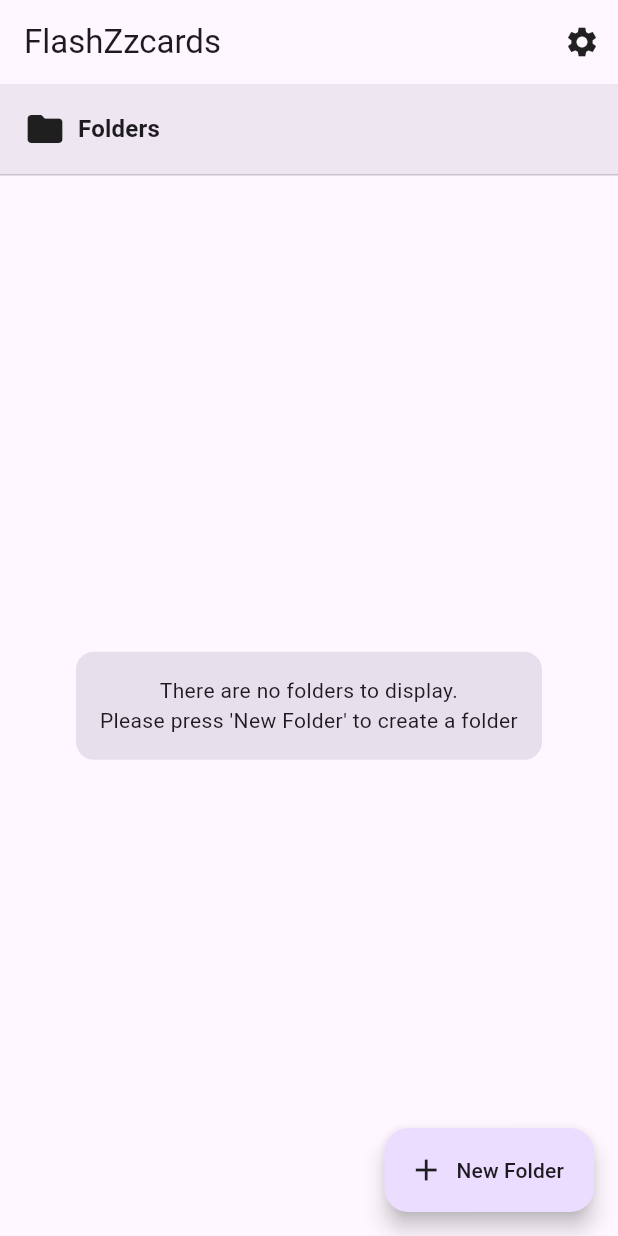
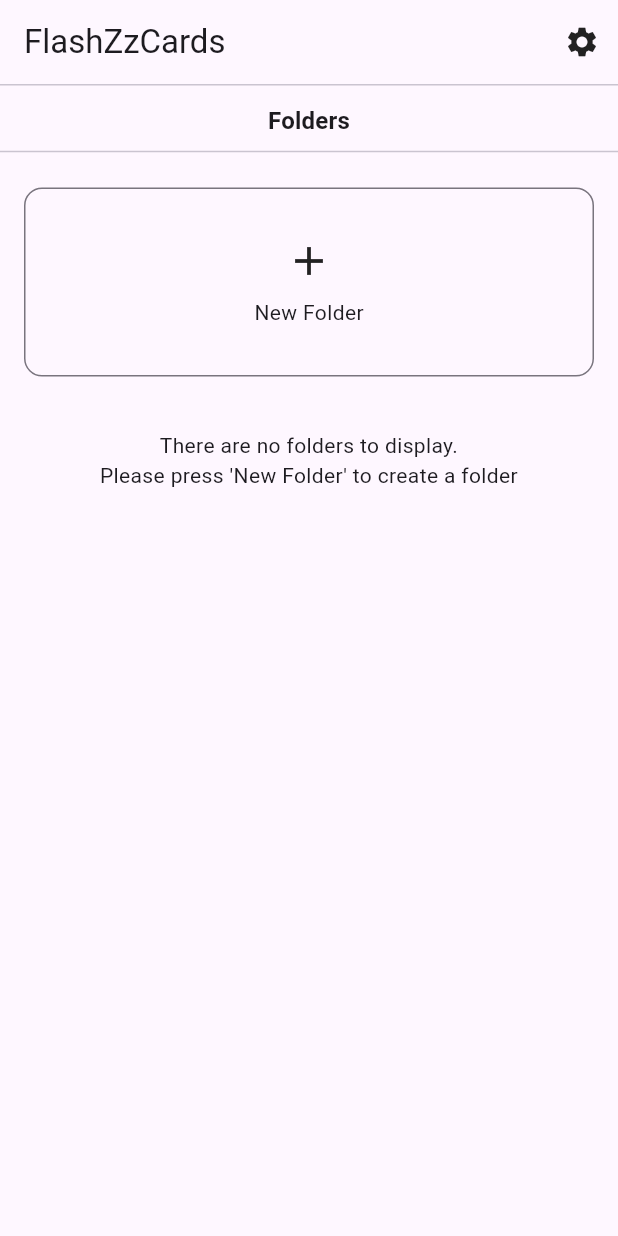
Before and after one commit to Zittta/ITDS283_Group16_Project, a Flutter app: the screen it shows after launch, on a phone screen of 412 x 824 dp. Run offline on Flutter 3.47's test engine with Material 3 defaults, Android fonts, the phone set to English and light mode, and no system bars; our stand-ins replace image_picker, pie_chart, sqflite; accounts and stored records are empty.

Commit message:
ui update at folders.dart

```diff
--- a/lib/pages/folders.dart
+++ b/lib/pages/folders.dart
@@ -89,15 +89,15 @@ class _FoldersState extends State<Folders> {
     );
   }
 
-  void _showChangeFolderNameDialog(int index) {
-    _controller.text = folders[index]['name'];
+  void _showChangeFolderNameDialog(Map<String, dynamic> folder) {
+    _controller.text = folder['name'];
     showDialog(
       context: context,
-      builder: (context) => _buildChangeFolderNameDialog(index),
+      builder: (context) => _buildChangeFolderNameDialog(folder),
     );
   }
 
-  Widget _buildChangeFolderNameDialog(int index) {
+  Widget _buildChangeFolderNameDialog(Map<String, dynamic> folder) {
     final theme = Theme.of(context);
 
     return Dialog(
@@ -136,7 +136,7 @@ class _FoldersState extends State<Folders> {
                     onPressed: () async {
                       if (_controller.text.trim().isEmpty) return;
                       await DatabaseHelper().updateFolder(
-                        folders[index]['id'],
+                        folder['id'],
                         _controller.text.trim(),
                       );
                       _controller.clear();
@@ -175,7 +175,7 @@ class _FoldersState extends State<Folders> {
                     );
 
                     if (shouldDelete == true) {
-                      await DatabaseHelper().deleteFolder(folders[index]['id']);
+                      await DatabaseHelper().deleteFolder(folder['id']);
                       Navigator.of(context).pop();
                       _loadFolders();
                     }
@@ -200,7 +200,7 @@ class _FoldersState extends State<Folders> {
             theme.appBarTheme.backgroundColor ?? theme.colorScheme.surface,
         elevation: 0,
         title: Text(
-          'FlashZzcards',
+          'FlashZzCards',
           style: TextStyle(color: theme.textTheme.titleLarge?.color),
         ),
         actions: [
@@ -213,94 +213,113 @@ class _FoldersState extends State<Folders> {
         ],
       ),
       body: Column(
-        crossAxisAlignment: CrossAxisAlignment.start,
+        crossAxisAlignment: CrossAxisAlignment.center,
         children: [
-          Container(
-            color: theme.colorScheme.secondary.withOpacity(0.1),
-            padding: const EdgeInsets.all(16.0),
-            child: Row(
-              children: [
-                Icon(Icons.folder, size: 28, color: theme.iconTheme.color),
-                const SizedBox(width: 8),
+          const Divider(height: 1, thickness: 1),
+          const SizedBox(height: 12),
           Text(
             'Folders',
-                  style: theme.textTheme.titleMedium
-                      ?.copyWith(fontWeight: FontWeight.bold),
+            style: theme.textTheme.titleMedium?.copyWith(
+              fontWeight: FontWeight.bold,
+            ),
+          ),
+          const Divider(thickness: 1),
+          Expanded(
+            child: ListView(
+              padding: const EdgeInsets.all(16.0),
+              children: [
+                // New Folder Card - With the same container style as folder cards
+                InkWell(
+                  onTap: _showCreateFolderDialog,
+                  child: Container(
+                    width: double.infinity,
+                    margin: const EdgeInsets.only(bottom: 12),
+                    decoration: BoxDecoration(
+                      color: theme.cardColor,
+                      border: Border.all(color: theme.dividerColor),
+                      borderRadius: BorderRadius.circular(12),
+                    ),
+                    child: Column(
+                      mainAxisAlignment: MainAxisAlignment.center,
+                      children: [
+                        Padding(
+                          padding: const EdgeInsets.symmetric(vertical: 32.0),
+                          child: Column(
+                            children: [
+                              Icon(Icons.add, size: 32, color: theme.iconTheme.color),
+                              const SizedBox(height: 8),
+                              Text('New Folder', style: theme.textTheme.bodyMedium),
+                            ],
+                          ),
                         ),
                       ],
                     ),
                   ),
-          const Divider(height: 1),
-          Expanded(
-            child: Padding(
-              padding: const EdgeInsets.all(16.0),
-              child: folders.isEmpty
-                  ? _buildEmptyMessage(theme)
-                  : _buildFolderList(theme),
                 ),
-          ),
-        ],
-      ),
-      floatingActionButton: FloatingActionButton.extended(
-        onPressed: _showCreateFolderDialog,
-        backgroundColor: theme.colorScheme.primaryContainer,
-        icon: Icon(Icons.add, color: theme.iconTheme.color),
-        label: Text(
-          'New Folder',
-          style: theme.textTheme.labelLarge,
-        ),
-      ),
-    );
-  }
-
-  Widget _buildEmptyMessage(ThemeData theme) {
-    return Center(
-      child: Container(
-        padding: const EdgeInsets.all(16),
-        decoration: BoxDecoration(
-          color: theme.colorScheme.surfaceVariant,
-          borderRadius: BorderRadius.circular(12),
-        ),
+                // Display folders
+                ...folders.map((folder) => _buildFolderCard(theme, folder)).toList(),
+                if (folders.isEmpty)
+                  Padding(
+                    padding: const EdgeInsets.only(top: 24.0),
+                    child: Center(
                       child: Text(
                         "There are no folders to display.\nPlease press 'New Folder' to create a folder",
                         textAlign: TextAlign.center,
                         style: theme.textTheme.bodyMedium,
                       ),
                     ),
+                  ),
+              ],
+            ),
+          ),
+        ],
+      ),
     );
   }
 
-  Widget _buildFolderList(ThemeData theme) {
+  Widget _buildFolderCard(ThemeData theme, Map<String, dynamic> folder) {
     return Container(
-      padding: const EdgeInsets.all(12),
+      margin: const EdgeInsets.only(bottom: 12),
+      padding: const EdgeInsets.all(16),
       decoration: BoxDecoration(
         color: theme.cardColor,
         border: Border.all(color: theme.dividerColor),
-        borderRadius: BorderRadius.circular(10),
+        borderRadius: BorderRadius.circular(12),
       ),
-      child: ListView.builder(
-        itemCount: folders.length,
-        itemBuilder: (context, index) {
-          final folder = folders[index];
-          return ListTile(
-            leading: Icon(Icons.folder, color: theme.iconTheme.color),
-            title: Text(folder['name'], style: theme.textTheme.bodyLarge),
+      child: Column(
+        crossAxisAlignment: CrossAxisAlignment.start,
+        children: [
+          Row(
+            mainAxisAlignment: MainAxisAlignment.spaceBetween,
+            children: [
+              Expanded(
+                child: GestureDetector(
                   onTap: () {
                     Navigator.push(
                       context,
                       MaterialPageRoute(
                         builder: (context) => CardSet(
-                    folderId: folder['id'], // Pass folder ID
-                    folderName: folder['name'], // Pass folder name
+                          folderId: folder['id'],
+                          folderName: folder['name'],
                         ),
                       ),
                     );
                   },
-            trailing: Row(
-              mainAxisSize: MainAxisSize.min,
-              children: [
+                  child: Text(
+                    folder['name'],
+                    style: theme.textTheme.titleMedium,
+                    overflow: TextOverflow.ellipsis,
+                  ),
+                ),
+              ),
               IconButton(
-                  icon: Icon(Icons.quiz, color: theme.iconTheme.color),
+                icon: Icon(Icons.more_vert, color: theme.iconTheme.color),
+                onPressed: () => _showChangeFolderNameDialog(folder),
+              ),
+            ],
+          ),
+          const SizedBox(height: 12),
+          ElevatedButton.icon(
             onPressed: () {
               Navigator.push(
                 context,
@@ -312,18 +331,14 @@ class _FoldersState extends State<Folders> {
                 ),
               );
             },
+            icon: const Icon(Icons.quiz_outlined),
+            label: const Text('Start Quiz'),
+            style: ElevatedButton.styleFrom(
+              shape: RoundedRectangleBorder(borderRadius: BorderRadius.circular(12)),
             ),
-                IconButton(
-                  icon: Icon(Icons.more_vert, color: theme.iconTheme.color),
-                  onPressed: () {
-                    _showChangeFolderNameDialog(index);
-                  },
           ),
         ],
       ),
     );
-        },
-      ),
-    );
   }
 }
```
Lines whose indentation alone changed are shown as unchanged.
